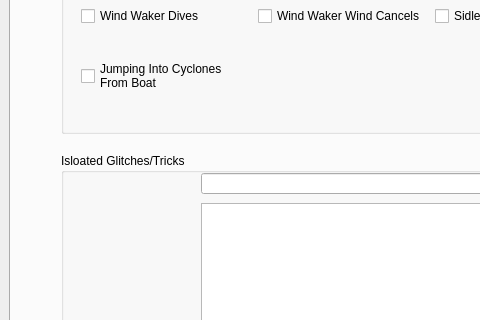
First picture: the form in wwr_ui/randomizer_window.ui, repository JarheadHME/wwrando, before the edit; both pictures show x 0 to 480 and y 202 to 522 of the 872 by 784 pixel window.
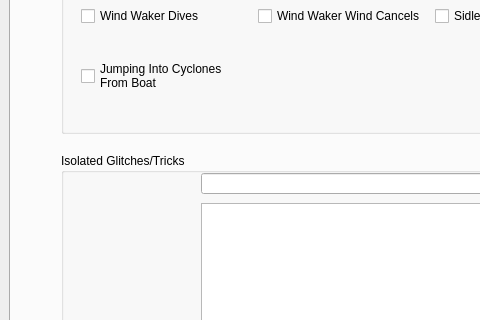
Second picture: the form after the edit. The open tabs and pages were chosen to show the change.

Commit message:
Fix a few bugs with glitches combobox and list
Fixed 'Isolated' typo, 'Remove' button causing some issues, default tab, removing multiple items adding empty slots to combobox, and disallowed adding new items to combobox list via insertion policy

What changed in the file:
```diff
--- a/wwr_ui/randomizer_window.ui
+++ b/wwr_ui/randomizer_window.ui
@@ -835,7 +835,7 @@
              </rect>
             </property>
             <property name="title">
-             <string>Isloated Glitches/Tricks</string>
+             <string>Isolated Glitches/Tricks</string>
             </property>
             <widget class="QComboBox" name="glitchComboBox">
              <property name="geometry">
```
Left out of the diff: 7 changed lines with no effect on the pictures. The commit also changes 2 other files.
